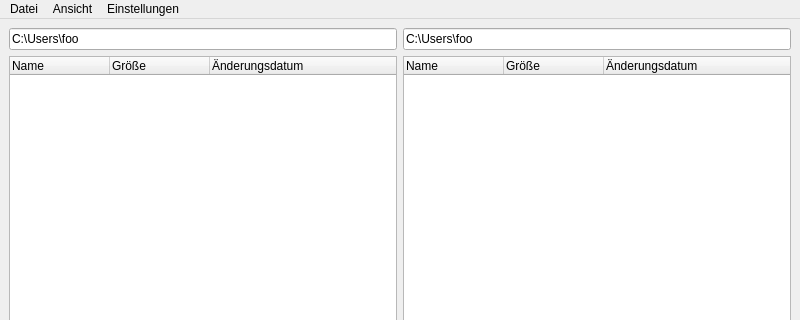
Qt form mainwindow.ui (striezel/qt-commander) before a commit; both pictures show x 0 to 800 and y 0 to 320 of the 800 by 600 pixel window.
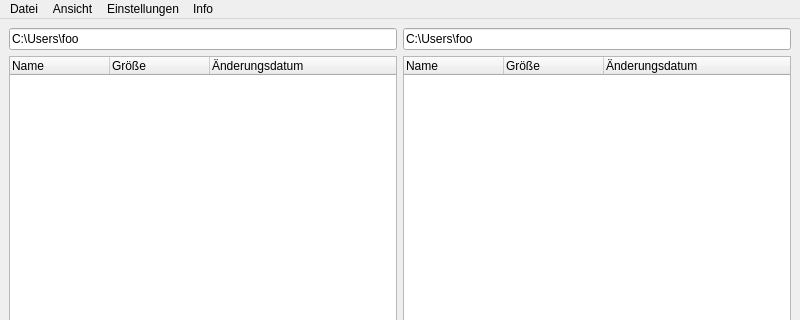
The same form after that commit. Icons and pictures are not drawn. Custom widgets are drawn as their Qt base class.

Commit message:
add an "About Qt" menu entry to the main window
It's not really necessary, I just want a way where users can
easily see the Qt version which is in use.

Patch:
```diff
--- a/mainwindow.ui
+++ b/mainwindow.ui
@@ -202,9 +202,16 @@
     <addaction name="separator"/>
     <addaction name="actionRestoreDefaultSettings"/>
    </widget>
+   <widget class="QMenu" name="menuInfo">
+    <property name="title">
+     <string>Info</string>
+    </property>
+    <addaction name="actionAboutQt"/>
+   </widget>
    <addaction name="menuFile"/>
    <addaction name="menuView"/>
    <addaction name="menuSettings"/>
+   <addaction name="menuInfo"/>
   </widget>
   <widget class="QStatusBar" name="statusbar"/>
   <action name="actionExit">
```
Left out of the diff: 8 changed lines with no effect on the pictures. The commit also changes 2 other files.
